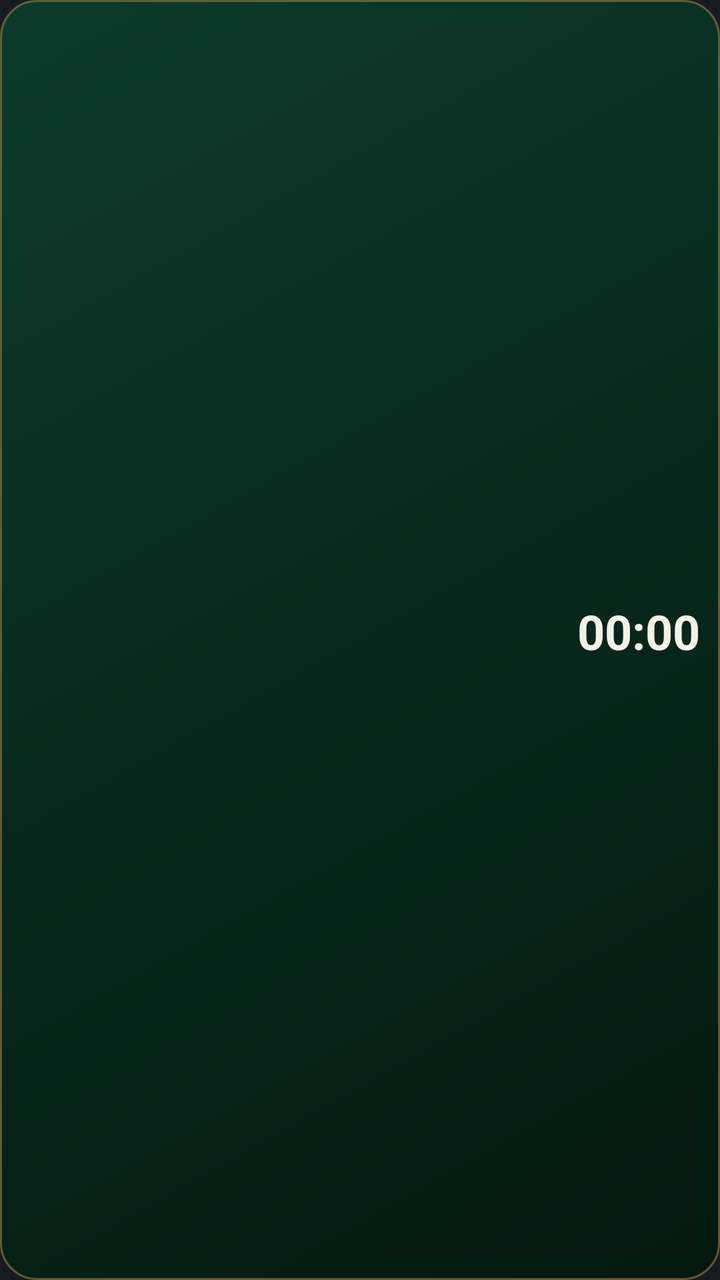
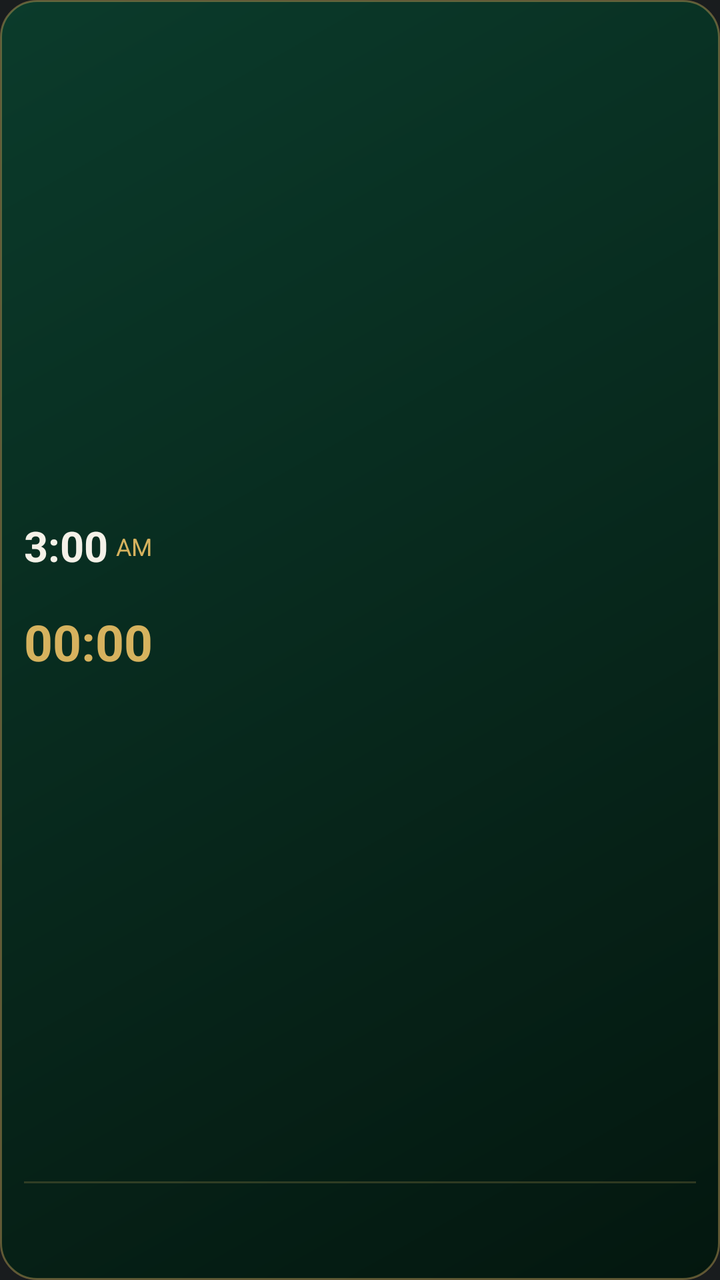

Before-and-after screenshots of an Android layout around one commit, followed by the original layout XML and the change that was made.
<!-- AndroidManifest.xml: application theme android:Theme.DeviceDefault.NoActionBar -->
<!-- res/layout/widget.xml -->
<?xml version="1.0" encoding="utf-8"?>
<LinearLayout xmlns:android="http://schemas.android.com/apk/res/android"
    android:id="@+id/wroot"
    android:layout_width="match_parent"
    android:layout_height="match_parent"
    android:orientation="vertical"
    android:layoutDirection="rtl"
    android:padding="10dp"
    android:background="@drawable/widget_bg">

    <LinearLayout
        android:layout_width="match_parent"
        android:layout_height="wrap_content"
        android:orientation="horizontal"
        android:gravity="center_vertical">
        <TextView
            android:id="@+id/wcity"
            android:layout_width="0dp"
            android:layout_height="wrap_content"
            android:layout_weight="1"
            android:textColor="#D6B25E"
            android:textSize="15sp"
            android:textStyle="bold"
            android:singleLine="true" />
        <TextView
            android:id="@+id/wlab"
            android:layout_width="wrap_content"
            android:layout_height="wrap_content"
            android:textColor="#A9C2B4"
            android:textSize="12sp" />
    </LinearLayout>

    <LinearLayout
        android:layout_width="match_parent"
        android:layout_height="0dp"
        android:layout_weight="1"
        android:orientation="horizontal"
        android:gravity="center_vertical">
        <TextView
            android:id="@+id/wnext"
            android:layout_width="wrap_content"
            android:layout_height="wrap_content"
            android:textColor="#D6B25E"
            android:textSize="20sp"
            android:textStyle="bold" />
        <Chronometer
            android:id="@+id/wcd"
            android:layout_width="wrap_content"
            android:layout_height="wrap_content"
            android:layout_marginStart="10dp"
            android:layoutDirection="ltr"
            android:textColor="#F4F1E8"
            android:textSize="24sp"
            android:textStyle="bold" />
        <TextView
            android:id="@+id/wcdt"
            android:layout_width="wrap_content"
            android:layout_height="wrap_content"
            android:layout_marginStart="10dp"
            android:textColor="#F4F1E8"
            android:textSize="20sp"
            android:textStyle="bold"
            android:visibility="gone" />
    </LinearLayout>

    <LinearLayout
        android:layout_width="match_parent"
        android:layout_height="wrap_content"
        android:orientation="horizontal"
        android:weightSum="5">
        <LinearLayout android:layout_width="0dp" android:layout_height="wrap_content" android:layout_weight="1" android:orientation="vertical" android:gravity="center">
            <TextView android:id="@+id/n0" android:layout_width="wrap_content" android:layout_height="wrap_content" android:textColor="#A9C2B4" android:textSize="11sp" />
            <TextView android:id="@+id/t0" android:layout_width="wrap_content" android:layout_height="wrap_content" android:textColor="#F4F1E8" android:textSize="11sp" android:textStyle="bold" />
        </LinearLayout>
        <LinearLayout android:layout_width="0dp" android:layout_height="wrap_content" android:layout_weight="1" android:orientation="vertical" android:gravity="center">
            <TextView android:id="@+id/n1" android:layout_width="wrap_content" android:layout_height="wrap_content" android:textColor="#A9C2B4" android:textSize="11sp" />
            <TextView android:id="@+id/t1" android:layout_width="wrap_content" android:layout_height="wrap_content" android:textColor="#F4F1E8" android:textSize="11sp" android:textStyle="bold" />
        </LinearLayout>
        <LinearLayout android:layout_width="0dp" android:layout_height="wrap_content" android:layout_weight="1" android:orientation="vertical" android:gravity="center">
            <TextView android:id="@+id/n2" android:layout_width="wrap_content" android:layout_height="wrap_content" android:textColor="#A9C2B4" android:textSize="11sp" />
            <TextView android:id="@+id/t2" android:layout_width="wrap_content" android:layout_height="wrap_content" android:textColor="#F4F1E8" android:textSize="11sp" android:textStyle="bold" />
        </LinearLayout>
        <LinearLayout android:layout_width="0dp" android:layout_height="wrap_content" android:layout_weight="1" android:orientation="vertical" android:gravity="center">
            <TextView android:id="@+id/n3" android:layout_width="wrap_content" android:layout_height="wrap_content" android:textColor="#A9C2B4" android:textSize="11sp" />
            <TextView android:id="@+id/t3" android:layout_width="wrap_content" android:layout_height="wrap_content" android:textColor="#F4F1E8" android:textSize="11sp" android:textStyle="bold" />
        </LinearLayout>
        <LinearLayout android:layout_width="0dp" android:layout_height="wrap_content" android:layout_weight="1" android:orientation="vertical" android:gravity="center">
            <TextView android:id="@+id/n4" android:layout_width="wrap_content" android:layout_height="wrap_content" android:textColor="#A9C2B4" android:textSize="11sp" />
            <TextView android:id="@+id/t4" android:layout_width="wrap_content" android:layout_height="wrap_content" android:textColor="#F4F1E8" android:textSize="11sp" android:textStyle="bold" />
        </LinearLayout>
    </LinearLayout>
</LinearLayout>
<!-- resources referenced by this layout -->
<resources>
  <!-- drawable widget_bg (drawable) -->
  <?xml version="1.0" encoding="utf-8"?>
  <shape xmlns:android="http://schemas.android.com/apk/res/android" android:shape="rectangle">
      <gradient android:startColor="#0B3B2B" android:endColor="#04170F" android:angle="315" />
      <stroke android:width="1dp" android:color="#66D6B25E" />
      <corners android:radius="18dp" />
  </shape>
</resources>

<!-- the commit's change to res/layout/widget.xml (unified diff, before → after) -->
@@ -5,86 +5,136 @@
     android:layout_height="match_parent"
     android:orientation="vertical"
     android:layoutDirection="rtl"
-    android:padding="10dp"
+    android:paddingStart="12dp"
+    android:paddingEnd="12dp"
+    android:paddingTop="8dp"
+    android:paddingBottom="6dp"
     android:background="@drawable/widget_bg">
 
-    <LinearLayout
-        android:layout_width="match_parent"
-        android:layout_height="wrap_content"
-        android:orientation="horizontal"
-        android:gravity="center_vertical">
-        <TextView
-            android:id="@+id/wcity"
-            android:layout_width="0dp"
-            android:layout_height="wrap_content"
-            android:layout_weight="1"
-            android:textColor="#D6B25E"
-            android:textSize="15sp"
-            android:textStyle="bold"
-            android:singleLine="true" />
-        <TextView
-            android:id="@+id/wlab"
-            android:layout_width="wrap_content"
-            android:layout_height="wrap_content"
-            android:textColor="#A9C2B4"
-            android:textSize="12sp" />
-    </LinearLayout>
-
+    
     <LinearLayout
         android:layout_width="match_parent"
         android:layout_height="0dp"
         android:layout_weight="1"
         android:orientation="horizontal"
         android:gravity="center_vertical">
-        <TextView
-            android:id="@+id/wnext"
+
+        <LinearLayout
+            android:layout_width="0dp"
+            android:layout_height="wrap_content"
+            android:layout_weight="1"
+            android:orientation="vertical">
+            <TextView
+                android:id="@+id/wcity"
+                android:layout_width="wrap_content"
+                android:layout_height="wrap_content"
+                android:textColor="#A9C2B4"
+                android:textSize="13sp"
+                android:singleLine="true" />
+            <TextView
+                android:id="@+id/wnext"
+                android:layout_width="wrap_content"
+                android:layout_height="wrap_content"
+                android:textColor="#D6B25E"
+                android:textSize="24sp"
+                android:textStyle="bold" />
+            <TextView
+                android:id="@+id/wat"
+                android:layout_width="wrap_content"
+                android:layout_height="wrap_content"
+                android:textColor="#F4F1E8"
+                android:textSize="13sp" />
+        </LinearLayout>
+
+        <LinearLayout
             android:layout_width="wrap_content"
             android:layout_height="wrap_content"
-            android:textColor="#D6B25E"
-            android:textSize="20sp"
-            android:textStyle="bold" />
-        <Chronometer
-            android:id="@+id/wcd"
-            android:layout_width="wrap_content"
-            android:layout_height="wrap_content"
-            android:layout_marginStart="10dp"
-            android:layoutDirection="ltr"
-            android:textColor="#F4F1E8"
-            android:textSize="24sp"
-            android:textStyle="bold" />
-        <TextView
-            android:id="@+id/wcdt"
-            android:layout_width="wrap_content"
-            android:layout_height="wrap_content"
-            android:layout_marginStart="10dp"
-            android:textColor="#F4F1E8"
-            android:textSize="20sp"
-            android:textStyle="bold"
-            android:visibility="gone" />
+            android:orientation="vertical"
+            android:gravity="end">
+            <LinearLayout
+                android:layout_width="wrap_content"
+                android:layout_height="wrap_content"
+                android:orientation="horizontal"
+                android:layoutDirection="ltr"
+                android:gravity="bottom">
+                <TextClock
+                    android:id="@+id/wclk"
+                    android:layout_width="wrap_content"
+                    android:layout_height="wrap_content"
+                    android:format12Hour="h:mm"
+                    android:format24Hour="h:mm"
+                    android:timeZone="GMT+03:00"
+                    android:textColor="#F4F1E8"
+                    android:textSize="21sp"
+                    android:textStyle="bold" />
+                <TextClock
+                    android:id="@+id/wap"
+                    android:layout_width="wrap_content"
+                    android:layout_height="wrap_content"
+                    android:layout_marginStart="4dp"
+                    android:layout_marginBottom="3dp"
+                    android:format12Hour="a"
+                    android:format24Hour="a"
+                    android:timeZone="GMT+03:00"
+                    android:textColor="#D6B25E"
+                    android:textSize="12sp" />
+            </LinearLayout>
+            <TextView
+                android:id="@+id/wlab"
+                android:layout_width="wrap_content"
+                android:layout_height="wrap_content"
+                android:layout_marginTop="2dp"
+                android:textColor="#A9C2B4"
+                android:textSize="11sp" />
+            <Chronometer
+                android:id="@+id/wcd"
+                android:layout_width="wrap_content"
+                android:layout_height="wrap_content"
+                android:layoutDirection="ltr"
+                android:textColor="#D6B25E"
+                android:textSize="25sp"
+                android:textStyle="bold" />
+            <TextView
+                android:id="@+id/wcdt"
+                android:layout_width="wrap_content"
+                android:layout_height="wrap_content"
+                android:textColor="#D6B25E"
+                android:textSize="20sp"
+                android:textStyle="bold"
+                android:visibility="gone" />
+        </LinearLayout>
     </LinearLayout>
 
+    <View
+        android:layout_width="match_parent"
+        android:layout_height="1dp"
+        android:layout_marginTop="2dp"
+        android:layout_marginBottom="3dp"
+        android:background="#33D6B25E" />
+
+    
     <LinearLayout
         android:layout_width="match_parent"
         android:layout_height="wrap_content"
         android:orientation="horizontal"
         android:weightSum="5">
-        <LinearLayout android:layout_width="0dp" android:layout_height="wrap_content" android:layout_weight="1" android:orientation="vertical" android:gravity="center">
+        <LinearLayout android:id="@+id/c0" android:layout_width="0dp" android:layout_height="wrap_content" android:layout_weight="1" android:layout_margin="2dp" android:paddingTop="3dp" android:paddingBottom="3dp" android:orientation="vertical" android:gravity="center">
             <TextView android:id="@+id/n0" android:layout_width="wrap_content" android:layout_height="wrap_content" android:textColor="#A9C2B4" android:textSize="11sp" />
             <TextView android:id="@+id/t0" android:layout_width="wrap_content" android:layout_height="wrap_content" android:textColor="#F4F1E8" android:textSize="11sp" android:textStyle="bold" />
         </LinearLayout>
-        <LinearLayout android:layout_width="0dp" android:layout_height="wrap_content" android:layout_weight="1" android:orientation="vertical" android:gravity="center">
+        <LinearLayout android:id="@+id/c1" android:layout_width="0dp" android:layout_height="wrap_content" android:layout_weight="1" android:layout_margin="2dp" android:paddingTop="3dp" android:paddingBottom="3dp" android:orientation="vertical" android:gravity="center">
             <TextView android:id="@+id/n1" android:layout_width="wrap_content" android:layout_height="wrap_content" android:textColor="#A9C2B4" android:textSize="11sp" />
             <TextView android:id="@+id/t1" android:layout_width="wrap_content" android:layout_height="wrap_content" android:textColor="#F4F1E8" android:textSize="11sp" android:textStyle="bold" />
         </LinearLayout>
-        <LinearLayout android:layout_width="0dp" android:layout_height="wrap_content" android:layout_weight="1" android:orientation="vertical" android:gravity="center">
+        <LinearLayout android:id="@+id/c2" android:layout_width="0dp" android:layout_height="wrap_content" android:layout_weight="1" android:layout_margin="2dp" android:paddingTop="3dp" android:paddingBottom="3dp" android:orientation="vertical" android:gravity="center">
             <TextView android:id="@+id/n2" android:layout_width="wrap_content" android:layout_height="wrap_content" android:textColor="#A9C2B4" android:textSize="11sp" />
             <TextView android:id="@+id/t2" android:layout_width="wrap_content" android:layout_height="wrap_content" android:textColor="#F4F1E8" android:textSize="11sp" android:textStyle="bold" />
         </LinearLayout>
-        <LinearLayout android:layout_width="0dp" android:layout_height="wrap_content" android:layout_weight="1" android:orientation="vertical" android:gravity="center">
+        <LinearLayout android:id="@+id/c3" android:layout_width="0dp" android:layout_height="wrap_content" android:layout_weight="1" android:layout_margin="2dp" android:paddingTop="3dp" android:paddingBottom="3dp" android:orientation="vertical" android:gravity="center">
             <TextView android:id="@+id/n3" android:layout_width="wrap_content" android:layout_height="wrap_content" android:textColor="#A9C2B4" android:textSize="11sp" />
             <TextView android:id="@+id/t3" android:layout_width="wrap_content" android:layout_height="wrap_content" android:textColor="#F4F1E8" android:textSize="11sp" android:textStyle="bold" />
         </LinearLayout>
-        <LinearLayout android:layout_width="0dp" android:layout_height="wrap_content" android:layout_weight="1" android:orientation="vertical" android:gravity="center">
+        <LinearLayout android:id="@+id/c4" android:layout_width="0dp" android:layout_height="wrap_content" android:layout_weight="1" android:layout_margin="2dp" android:paddingTop="3dp" android:paddingBottom="3dp" android:orientation="vertical" android:gravity="center">
             <TextView android:id="@+id/n4" android:layout_width="wrap_content" android:layout_height="wrap_content" android:textColor="#A9C2B4" android:textSize="11sp" />
             <TextView android:id="@+id/t4" android:layout_width="wrap_content" android:layout_height="wrap_content" android:textColor="#F4F1E8" android:textSize="11sp" android:textStyle="bold" />
         </LinearLayout>
